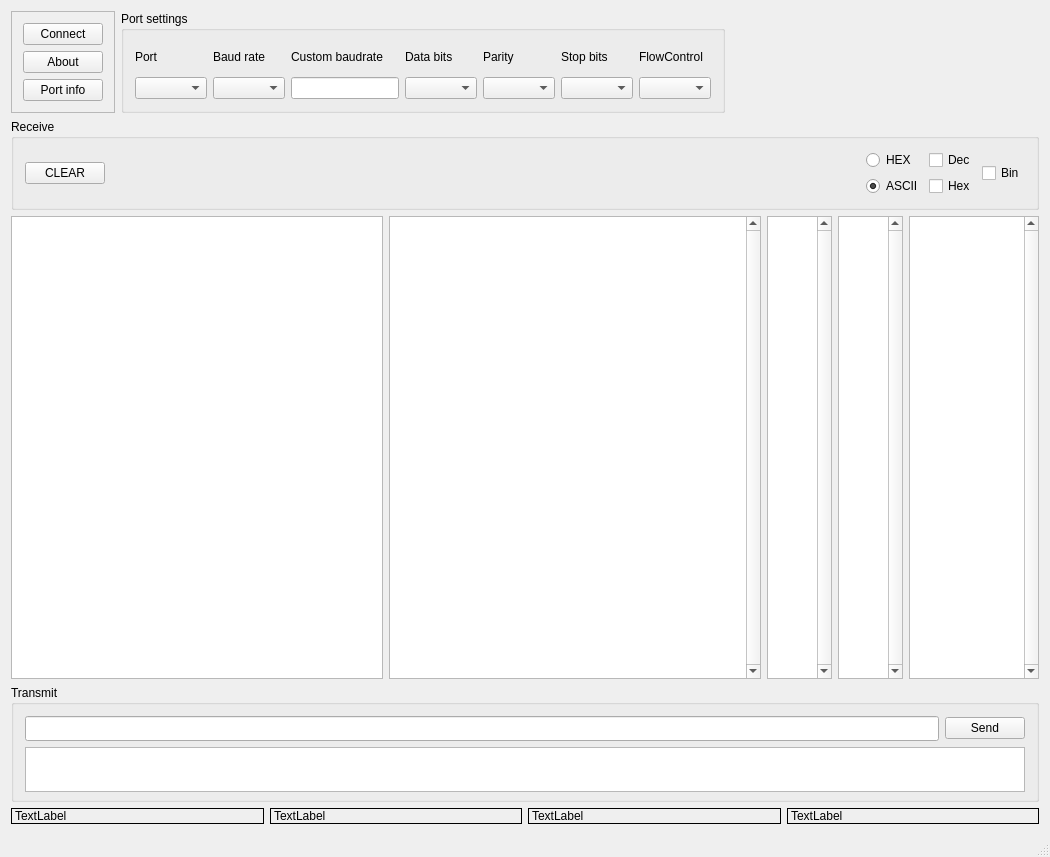
Qt form mainwindow.ui (jarkko-hautakorpi/QIoT-terminal) before a commit.
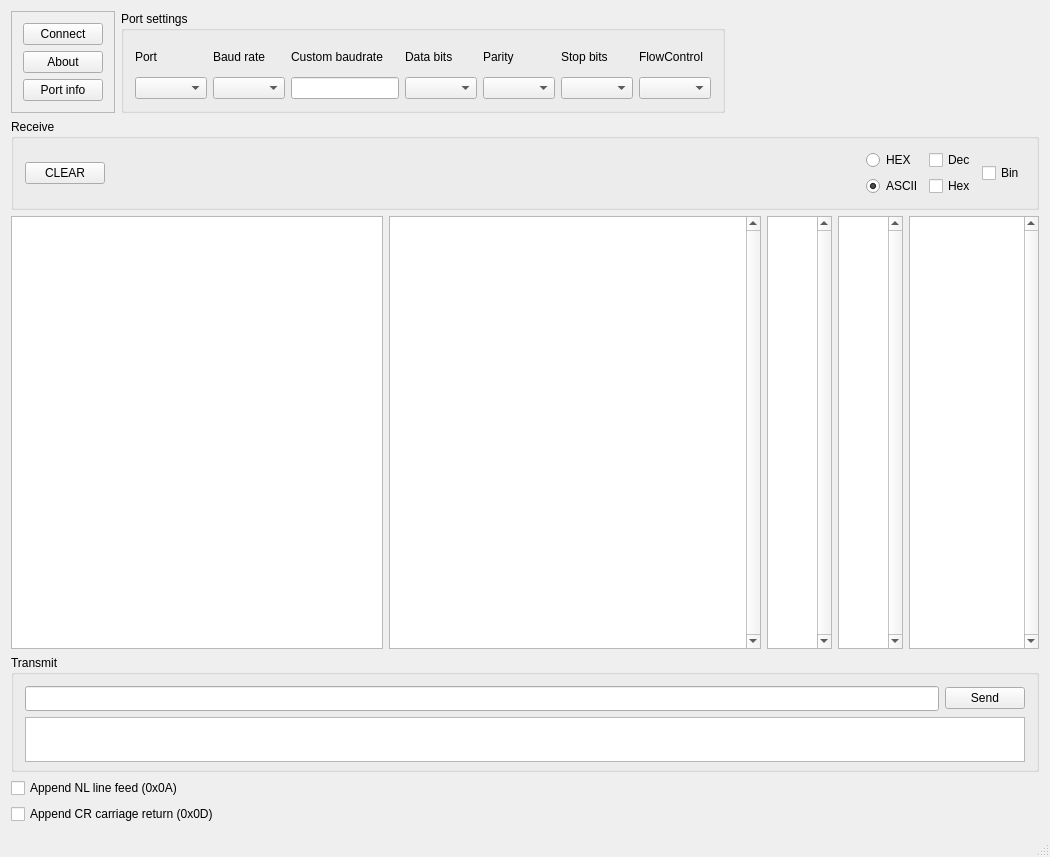
The same form after that commit.

Commit message: Append line feed or carriage return. ELM327 requires carriage return "\r" after AT command.

```diff
--- a/mainwindow.ui
+++ b/mainwindow.ui
@@ -518,44 +518,18 @@
      </widget>
     </item>
     <item>
-     <layout class="QHBoxLayout" name="horizontalLayout_6">
+     <layout class="QVBoxLayout" name="verticalLayout_9">
       <item>
-       <widget class="QLabel" name="label_8">
-        <property name="frameShape">
-         <enum>QFrame::Panel</enum>
-        </property>
+       <widget class="QCheckBox" name="checkBox_appendLinefeed">
         <property name="text">
-         <string>TextLabel</string>
+         <string>Append NL line feed (0x0A)</string>
         </property>
        </widget>
       </item>
       <item>
-       <widget class="QLabel" name="label_9">
-        <property name="frameShape">
-         <enum>QFrame::Panel</enum>
-        </property>
+       <widget class="QCheckBox" name="checkBox_appendCarriageReturn">
         <property name="text">
-         <string>TextLabel</string>
-        </property>
-       </widget>
-      </item>
-      <item>
-       <widget class="QLabel" name="label_10">
-        <property name="frameShape">
-         <enum>QFrame::Panel</enum>
-        </property>
-        <property name="text">
-         <string>TextLabel</string>
-        </property>
-       </widget>
-      </item>
-      <item>
-       <widget class="QLabel" name="label_11">
-        <property name="frameShape">
-         <enum>QFrame::Panel</enum>
-        </property>
-        <property name="text">
-         <string>TextLabel</string>
+         <string>Append CR carriage return (0x0D)</string>
         </property>
        </widget>
       </item>
```
The commit also changes 1 other file.
